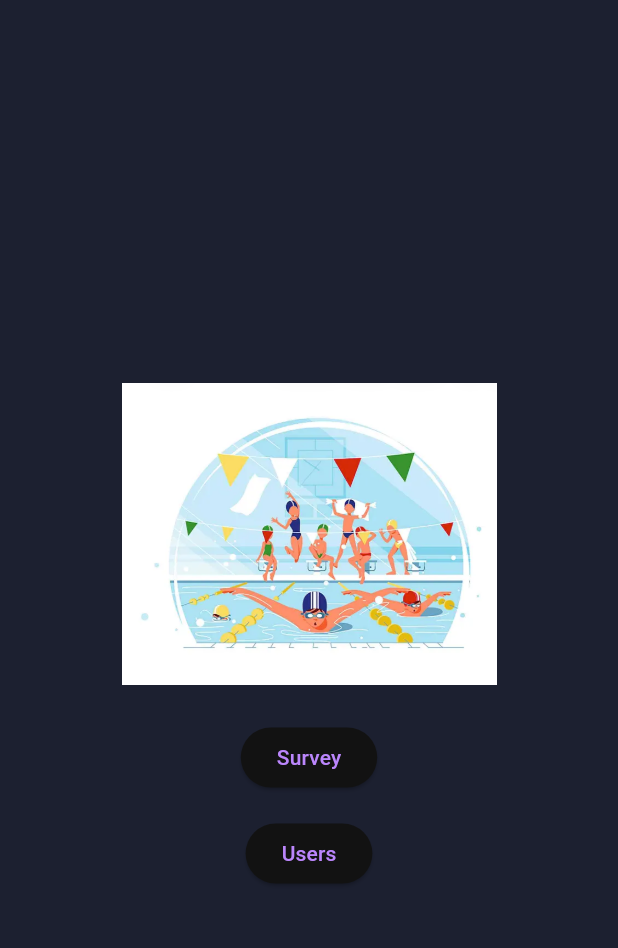
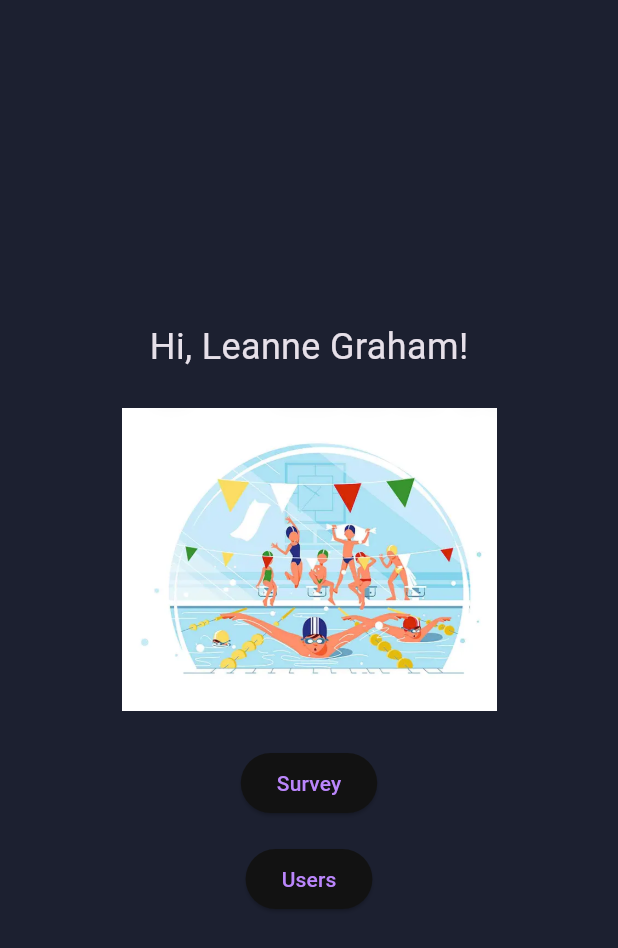
Before and after one commit to vimba333/swim, a Flutter app: the screen it shows after launch, on a phone screen of 412 x 824 dp. Shown: the top 948 px of the screen. Run offline on Flutter 3.47's test engine with Material 3 defaults, Android fonts, the light colour scheme and no system bars; our stand-ins replace flutter_bloc, go_router.

Commit message:
draft version of the feature users

```diff
--- /dev/null
+++ b/lib/core/presentation/cubit/current_user_cubit.dart
@@ -0,0 +1,15 @@
+import 'package:flutter_bloc/flutter_bloc.dart';
+import 'package:swim/core/presentation/cubit/current_user_state.dart';
+import 'package:swim/core/domain/entities/user_preview.dart';
+
+class CurrentUserCubit extends Cubit<CurrentUserState> {
+  CurrentUserCubit() : super(CurrentUserState(
+    /// TODO: Replace with actual user data
+    const UserPreview(
+      id: 1,
+      name: 'Leanne Graham',
+      email: 'Sincere@april.biz',
+      phone: '1-770-736-8031 x56442',
+    ),
+  ));
+}
--- /dev/null
+++ b/lib/core/presentation/cubit/current_user_state.dart
@@ -0,0 +1,6 @@
+import 'package:swim/core/domain/entities/user_preview.dart';
+
+class CurrentUserState {
+  final UserPreview user;
+  const CurrentUserState(this.user);
+}
--- a/lib/features/home/presentation/pages/home_page.dart
+++ b/lib/features/home/presentation/pages/home_page.dart
@@ -1,23 +1,26 @@
 import 'package:flutter/material.dart';
+import 'package:flutter_bloc/flutter_bloc.dart';
 import 'package:go_router/go_router.dart';
+import 'package:swim/core/presentation/cubit/current_user_cubit.dart';
 
 class HomePage extends StatelessWidget {
   const HomePage({super.key});
 
   @override
   Widget build(BuildContext context) {
+    final user = context.read<CurrentUserCubit>().state.user;
     return Scaffold(
       body: Center(
         child: Column(
           mainAxisAlignment: MainAxisAlignment.center,
 
           children: [
+            Text('Hi, ${user.name}!', style: const TextStyle(fontSize: 24)),
             Image.asset(
               'assets/images/fun_swim.png', // Путь к вашей PNG картинке
               width: 250,
               height: 250,
               fit: BoxFit.contain,
-
             ),
 
             ElevatedButton(
--- /dev/null
+++ b/lib/features/users/domain/repositories/users_repository.dart
@@ -0,0 +1,5 @@
+import 'package:swim/core/domain/entities/user_preview.dart';
+
+abstract interface class UsersRepository {
+  Future<List<UserPreview>> getUsers();
+}
--- a/lib/main.dart
+++ b/lib/main.dart
@@ -1,6 +1,11 @@
 import 'package:flutter/material.dart';
+import 'package:flutter_bloc/flutter_bloc.dart';
+import 'package:swim/core/presentation/cubit/current_user_cubit.dart';
 import 'package:swim/core/theme/app_colors.dart';
 import 'app_router.dart';
+
+/// dart run lean_builder build
+/// dart run lean_builder watch
 
 void main() {
   runApp(const MyApp());
@@ -11,7 +16,9 @@ class MyApp extends StatelessWidget {
 
   @override
   Widget build(BuildContext context) {
-    return MaterialApp.router(
+    return BlocProvider(
+      create: (_) => CurrentUserCubit(),
+      child: MaterialApp.router(
         title: 'Swim test',
         theme: ThemeData.dark().copyWith(
           scaffoldBackgroundColor: AppColors.background,
@@ -20,6 +27,7 @@ class MyApp extends StatelessWidget {
           ),
         ),
         routerConfig: appRouter,
+      ),
     );
   }
 }
--- a/pubspec.yaml
+++ b/pubspec.yaml
@@ -35,6 +35,8 @@ dependencies:
   # Use with the CupertinoIcons class for iOS style icons.
   cupertino_icons: ^1.0.8
   go_router: ^17.3.0
+  flutter_bloc: ^9.1.1
+  http: ^1.6.0
 
 dev_dependencies:
   flutter_test:
```
Also changed, not shown: lib/features/users/data/datasources/users_remote_datasource.dart (added, +27 -0 lines), lib/features/users/data/models/user_preview_model.dart (added, +33 -0 lines), lib/features/users/data/repositories/users_repository_impl.dart (added, +15 -0 lines), lib/features/users/domain/use_cases/get_users_usecase.dart (added, +12 -0 lines), lib/features/users/presentation/cubit/users_cubit.dart (added, +20 -0 lines), lib/features/users/presentation/cubit/users_state.dart (added, +24 -0 lines), lib/features/users/presentation/pages/users_page.dart (+32 -5 lines), lib/features/users/presentation/widgets/user_card.dart (added, +23 -0 lines), pubspec.lock, 1 other file. Lines whose indentation alone changed are shown as unchanged.
